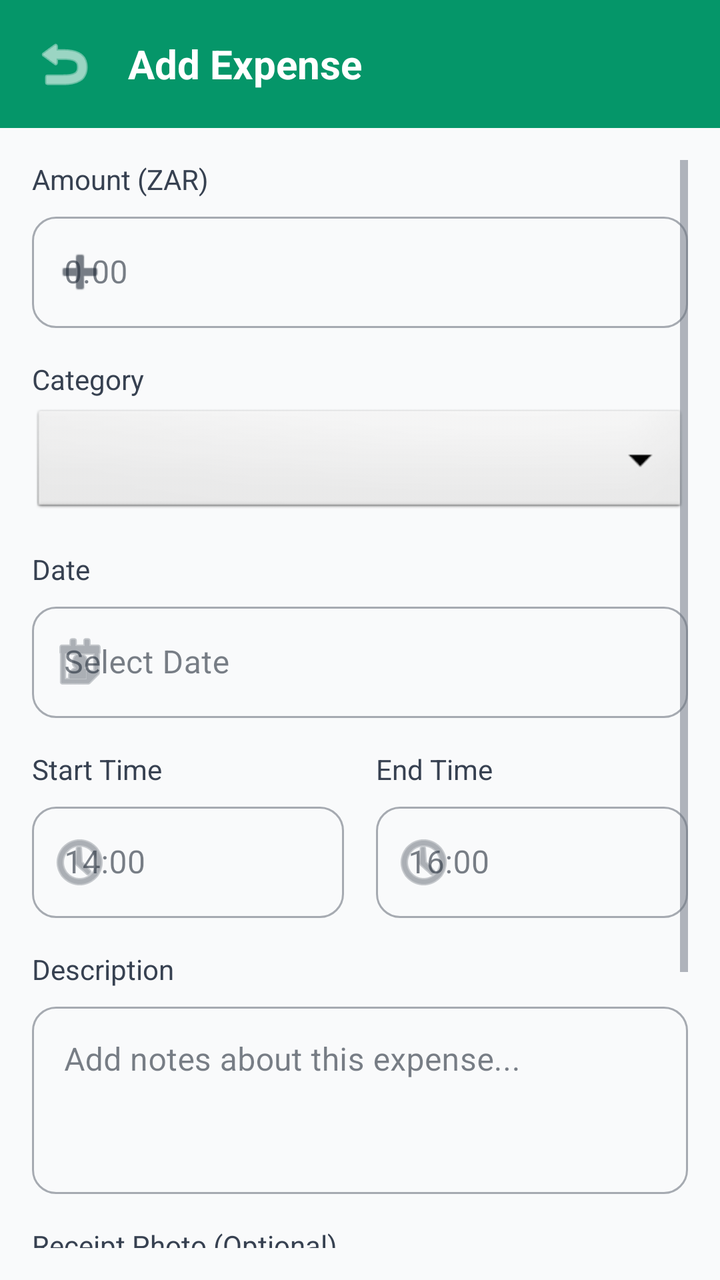
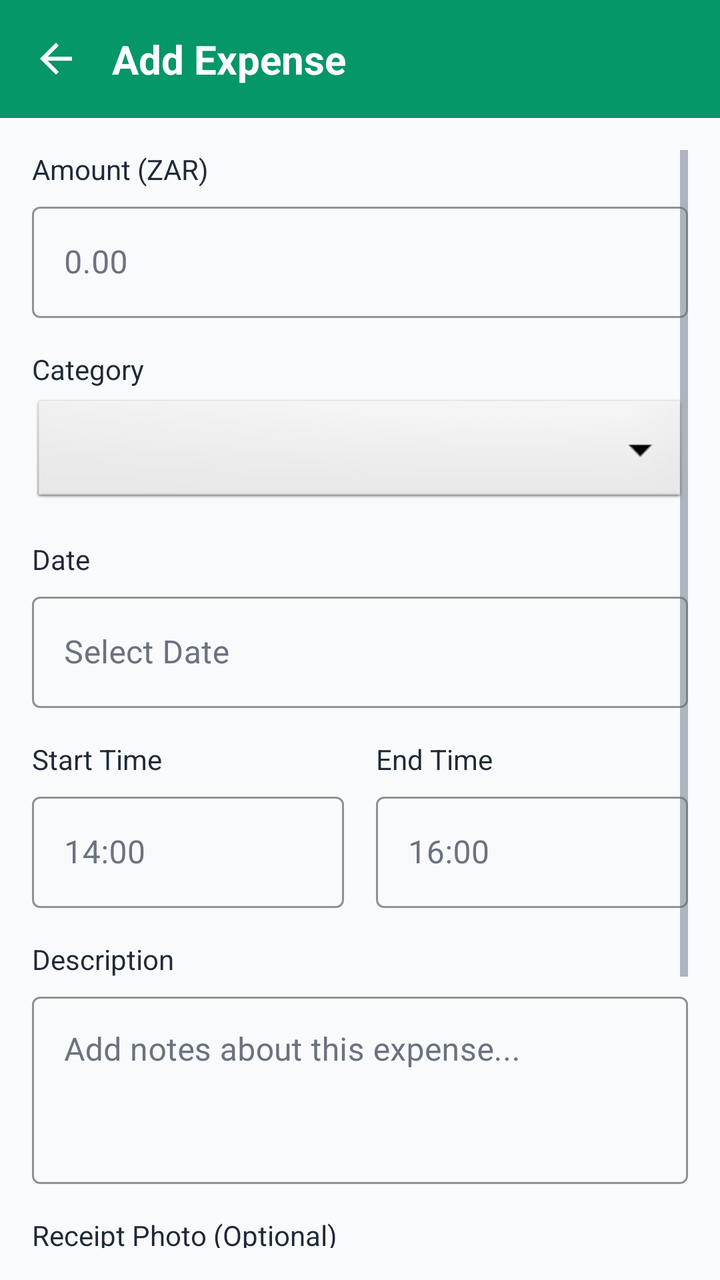

Screens rendered from an Android XML layout before and after an edit, with the pre-edit source and the edit as a unified diff.
<!-- AndroidManifest.xml: activity theme Theme.Monied.NoActionBar -->
<!-- res/layout/activity_add_expense.xml -->
<?xml version="1.0" encoding="utf-8"?>
<LinearLayout xmlns:android="http://schemas.android.com/apk/res/android"
    xmlns:app="http://schemas.android.com/apk/res-auto"
    android:layout_width="match_parent"
    android:layout_height="match_parent"
    android:background="#F9FAFB"
    android:orientation="vertical">

    <LinearLayout
        android:layout_width="match_parent"
        android:layout_height="wrap_content"
        android:background="#059669"
        android:orientation="horizontal"
        android:padding="16dp"
        android:gravity="center_vertical">

        <ImageButton
            android:id="@+id/btnBack"
            android:layout_width="wrap_content"
            android:layout_height="wrap_content"
            android:background="?attr/selectableItemBackgroundBorderless"
            android:src="@android:drawable/ic_menu_revert"
            app:tint="#FFFFFF" />

        <TextView
            android:layout_width="wrap_content"
            android:layout_height="wrap_content"
            android:layout_marginStart="16dp"
            android:text="@string/add_expense"
            android:textColor="#FFFFFF"
            android:textSize="20sp"
            android:textStyle="bold" />
    </LinearLayout>

    <ScrollView
        android:layout_width="match_parent"
        android:layout_height="0dp"
        android:layout_weight="1"
        android:padding="16dp">

        <LinearLayout
            android:layout_width="match_parent"
            android:layout_height="wrap_content"
            android:orientation="vertical">

            <TextView
                android:layout_width="wrap_content"
                android:layout_height="wrap_content"
                android:text="@string/amount_zar"
                android:textColor="#374151"
                android:layout_marginBottom="4dp"/>

            <com.google.android.material.textfield.TextInputLayout
                style="@style/Widget.MaterialComponents.TextInputLayout.OutlinedBox"
                android:layout_width="match_parent"
                android:layout_height="wrap_content"
                app:boxCornerRadiusTopStart="12dp"
                app:boxCornerRadiusTopEnd="12dp"
                app:boxCornerRadiusBottomStart="12dp"
                app:boxCornerRadiusBottomEnd="12dp"
                app:startIconDrawable="@android:drawable/ic_input_add"
                android:layout_marginBottom="16dp">

                <com.google.android.material.textfield.TextInputEditText
                    android:id="@+id/etAmount"
                    android:layout_width="match_parent"
                    android:layout_height="wrap_content"
                    android:inputType="numberDecimal"
                    android:hint="@string/_0_00" />
            </com.google.android.material.textfield.TextInputLayout>

            <TextView
                android:layout_width="wrap_content"
                android:layout_height="wrap_content"
                android:text="@string/category"
                android:textColor="#374151"
                android:layout_marginBottom="4dp"/>

            <Spinner
                android:id="@+id/spinnerCategory"
                android:layout_width="match_parent"
                android:layout_height="56dp"
                android:background="@android:drawable/btn_dropdown"
                android:layout_marginBottom="16dp" />

            <TextView
                android:layout_width="wrap_content"
                android:layout_height="wrap_content"
                android:text="@string/date"
                android:textColor="#374151"
                android:layout_marginBottom="4dp"/>

            <com.google.android.material.textfield.TextInputLayout
                style="@style/Widget.MaterialComponents.TextInputLayout.OutlinedBox"
                android:layout_width="match_parent"
                android:layout_height="wrap_content"
                app:boxCornerRadiusTopStart="12dp"
                app:boxCornerRadiusTopEnd="12dp"
                app:boxCornerRadiusBottomStart="12dp"
                app:boxCornerRadiusBottomEnd="12dp"
                app:startIconDrawable="@android:drawable/ic_menu_my_calendar"
                android:layout_marginBottom="16dp">

                <com.google.android.material.textfield.TextInputEditText
                    android:id="@+id/etDate"
                    android:layout_width="match_parent"
                    android:layout_height="wrap_content"
                    android:focusable="false"
                    android:clickable="true"
                    android:hint="@string/select_date" />
            </com.google.android.material.textfield.TextInputLayout>

            <LinearLayout
                android:layout_width="match_parent"
                android:layout_height="wrap_content"
                android:orientation="horizontal"
                android:baselineAligned="false"
                android:layout_marginBottom="16dp">

                <LinearLayout
                    android:layout_width="0dp"
                    android:layout_height="wrap_content"
                    android:layout_weight="1"
                    android:orientation="vertical"
                    android:layout_marginEnd="8dp">

                    <TextView
                        android:layout_width="wrap_content"
                        android:layout_height="wrap_content"
                        android:text="@string/start_time"
                        android:textColor="#374151"
                        android:layout_marginBottom="4dp"/>

                    <com.google.android.material.textfield.TextInputLayout
                        style="@style/Widget.MaterialComponents.TextInputLayout.OutlinedBox"
                        android:layout_width="match_parent"
                        android:layout_height="wrap_content"
                        app:boxCornerRadiusTopStart="12dp"
                        app:boxCornerRadiusTopEnd="12dp"
                        app:boxCornerRadiusBottomStart="12dp"
                        app:boxCornerRadiusBottomEnd="12dp"
                        app:startIconDrawable="@android:drawable/ic_menu_recent_history">

                        <com.google.android.material.textfield.TextInputEditText
                            android:id="@+id/etStartTime"
                            android:layout_width="match_parent"
                            android:layout_height="wrap_content"
                            android:focusable="false"
                            android:clickable="true"
                            android:hint="@string/_14_00" />
                    </com.google.android.material.textfield.TextInputLayout>
                </LinearLayout>

                <LinearLayout
                    android:layout_width="0dp"
                    android:layout_height="wrap_content"
                    android:layout_weight="1"
                    android:orientation="vertical"
                    android:layout_marginStart="8dp">

                    <TextView
                        android:layout_width="wrap_content"
                        android:layout_height="wrap_content"
                        android:text="@string/end_time"
                        android:textColor="#374151"
                        android:layout_marginBottom="4dp"/>

                    <com.google.android.material.textfield.TextInputLayout
                        style="@style/Widget.MaterialComponents.TextInputLayout.OutlinedBox"
                        android:layout_width="match_parent"
                        android:layout_height="wrap_content"
                        app:boxCornerRadiusTopStart="12dp"
                        app:boxCornerRadiusTopEnd="12dp"
                        app:boxCornerRadiusBottomStart="12dp"
                        app:boxCornerRadiusBottomEnd="12dp"
                        app:startIconDrawable="@android:drawable/ic_menu_recent_history">

                        <com.google.android.material.textfield.TextInputEditText
                            android:id="@+id/etEndTime"
                            android:layout_width="match_parent"
                            android:layout_height="wrap_content"
                            android:focusable="false"
                            android:clickable="true"
                            android:hint="@string/_16_00" />
                    </com.google.android.material.textfield.TextInputLayout>
                </LinearLayout>
            </LinearLayout>

            <TextView
                android:layout_width="wrap_content"
                android:layout_height="wrap_content"
                android:text="@string/description"
                android:textColor="#374151"
                android:layout_marginBottom="4dp"/>

            <com.google.android.material.textfield.TextInputLayout
                style="@style/Widget.MaterialComponents.TextInputLayout.OutlinedBox"
                android:layout_width="match_parent"
                android:layout_height="wrap_content"
                app:boxCornerRadiusTopStart="12dp"
                app:boxCornerRadiusTopEnd="12dp"
                app:boxCornerRadiusBottomStart="12dp"
                app:boxCornerRadiusBottomEnd="12dp"
                android:layout_marginBottom="16dp">

                <com.google.android.material.textfield.TextInputEditText
                    android:id="@+id/etDescription"
                    android:layout_width="match_parent"
                    android:layout_height="wrap_content"
                    android:lines="3"
                    android:gravity="top"
                    android:hint="@string/add_notes_about_this_expense" />
            </com.google.android.material.textfield.TextInputLayout>

            <TextView
                android:layout_width="wrap_content"
                android:layout_height="wrap_content"
                android:text="@string/receipt_photo_optional"
                android:textColor="#374151"
                android:layout_marginBottom="8dp"/>

            <Button
                android:id="@+id/btnAddPhoto"
                style="?attr/materialButtonOutlinedStyle"
                android:layout_width="match_parent"
                android:layout_height="80dp"
                android:text="@string/take_photo_or_choose_from_gallery"
                android:textColor="#6B7280"
                app:strokeColor="#D1D5DB"
                app:cornerRadius="12dp"
                app:icon="@android:drawable/ic_menu_camera"
                app:iconTint="#6B7280"
                app:iconGravity="top"
                android:layout_marginBottom="16dp"/>

            <ImageView
                android:id="@+id/ivReceiptPhoto"
                android:layout_width="match_parent"
                android:layout_height="200dp"
                android:scaleType="centerCrop"
                android:visibility="gone"
                android:layout_marginBottom="16dp" />


            <com.google.android.material.button.MaterialButton
                android:id="@+id/btnSaveExpense"
                android:layout_width="match_parent"
                android:layout_height="60dp"
                android:text="@string/save_expense"
                android:textSize="16sp"
                app:cornerRadius="12dp"
                app:backgroundTint="#059669"
                android:layout_marginTop="8dp"
                android:layout_marginBottom="32dp"/>

        </LinearLayout>
    </ScrollView>
</LinearLayout>
<!-- resources referenced by this layout -->
<resources>
  <string name="_0_00">0.00</string>
  <string name="_14_00">14:00</string>
  <string name="_16_00">16:00</string>
  <string name="add_expense">Add Expense</string>
  <string name="add_notes_about_this_expense">Add notes about this expense...</string>
  <string name="amount_zar">Amount (ZAR)</string>
  <string name="category">Category</string>
  <string name="date">Date</string>
  <string name="description">Description</string>
  <string name="end_time">End Time</string>
  <string name="receipt_photo_optional">Receipt Photo (Optional)</string>
  <string name="save_expense">Save Expense</string>
  <string name="select_date">Select Date</string>
  <string name="start_time">Start Time</string>
  <string name="take_photo_or_choose_from_gallery">Take Photo or Choose from Gallery</string>
  <style name="Theme.Monied.NoActionBar" parent="Theme.Monied">
          <item name="windowActionBar">false</item>
          <item name="windowNoTitle">true</item>
      </style>
  <color name="emerald_600">#059669</color>
  <color name="emerald_700">#047857</color>
  <color name="white">#FFFFFF</color>
  <color name="emerald_500">#10B981</color>
  <color name="background_light">#F9FAFB</color>
  <color name="surface_light">#FFFFFF</color>
  <color name="text_primary_light">#1F2937</color>
  <color name="text_secondary_light">#6B7280</color>
  <color name="error">#DC2626</color>
  <style name="Widget.Monied.BottomNavigationView" parent="Widget.MaterialComponents.BottomNavigationView">
          <item name="itemIconTint">@color/bottom_nav_color</item>
          <item name="itemTextColor">@color/bottom_nav_color</item>
          <item name="android:background">@color/white</item>
          <item name="elevation">8dp</item>
          <item name="labelVisibilityMode">labeled</item>
      </style>
  <style name="Widget.Monied.Button" parent="Widget.MaterialComponents.Button">
          <item name="android:textColor">@color/white</item>
          <item name="backgroundTint">@color/emerald_600</item>
          <item name="cornerRadius">8dp</item>
          <item name="android:minHeight">48dp</item>
          <item name="android:textAllCaps">false</item>
          <item name="android:fontFamily">sans-serif-medium</item>
      </style>
  <style name="Widget.Monied.CardView" parent="Widget.MaterialComponents.CardView">
          <item name="cardCornerRadius">16dp</item>
          <item name="cardElevation">2dp</item>
          <item name="cardBackgroundColor">@color/white</item>
      </style>
  <style name="Widget.Monied.TextInputLayout" parent="Widget.MaterialComponents.TextInputLayout.OutlinedBox">
          <item name="boxStrokeColor">@color/emerald_600</item>
          <item name="hintTextColor">@color/emerald_600</item>
          <item name="android:textColorHint">@color/gray_500</item>
      </style>
  <color name="gray_500">#6B7280</color>
  <!-- unchanged entries left out for length: 1 -->
</resources>

<!-- the commit's change to res/layout/activity_add_expense.xml (unified diff, before → after) -->
@@ -3,31 +3,31 @@
     xmlns:app="http://schemas.android.com/apk/res-auto"
     android:layout_width="match_parent"
     android:layout_height="match_parent"
-    android:background="#F9FAFB"
+    android:background="?attr/android:windowBackground"
     android:orientation="vertical">
-
+    
     <LinearLayout
         android:layout_width="match_parent"
         android:layout_height="wrap_content"
-        android:background="#059669"
+        android:background="@color/emerald_600"
         android:orientation="horizontal"
         android:padding="16dp"
         android:gravity="center_vertical">
-
+        
         <ImageButton
             android:id="@+id/btnBack"
             android:layout_width="wrap_content"
             android:layout_height="wrap_content"
             android:background="?attr/selectableItemBackgroundBorderless"
-            android:src="@android:drawable/ic_menu_revert"
-            app:tint="#FFFFFF" />
-
+            android:src="@drawable/ic_back"
+            app:tint="@color/white" />
+        
         <TextView
             android:layout_width="wrap_content"
             android:layout_height="wrap_content"
             android:layout_marginStart="16dp"
             android:text="@string/add_expense"
-            android:textColor="#FFFFFF"
+            android:textColor="@color/white"
             android:textSize="20sp"
             android:textStyle="bold" />
     </LinearLayout>
@@ -42,23 +42,18 @@
             android:layout_width="match_parent"
             android:layout_height="wrap_content"
             android:orientation="vertical">
-
+            
             <TextView
                 android:layout_width="wrap_content"
                 android:layout_height="wrap_content"
                 android:text="@string/amount_zar"
-                android:textColor="#374151"
+                android:textColor="?attr/colorOnSurface"
                 android:layout_marginBottom="4dp"/>
 
             <com.google.android.material.textfield.TextInputLayout
-                style="@style/Widget.MaterialComponents.TextInputLayout.OutlinedBox"
-                android:layout_width="match_parent"
-                android:layout_height="wrap_content"
-                app:boxCornerRadiusTopStart="12dp"
-                app:boxCornerRadiusTopEnd="12dp"
-                app:boxCornerRadiusBottomStart="12dp"
-                app:boxCornerRadiusBottomEnd="12dp"
-                app:startIconDrawable="@android:drawable/ic_input_add"
+                style="@style/Widget.Monied.TextInputLayout"
+                android:layout_width="match_parent"
+                android:layout_height="wrap_content"
                 android:layout_marginBottom="16dp">
 
                 <com.google.android.material.textfield.TextInputEditText
@@ -66,14 +61,15 @@
                     android:layout_width="match_parent"
                     android:layout_height="wrap_content"
                     android:inputType="numberDecimal"
+                    android:textColor="?attr/colorOnSurface"
                     android:hint="@string/_0_00" />
             </com.google.android.material.textfield.TextInputLayout>
-
+            
             <TextView
                 android:layout_width="wrap_content"
                 android:layout_height="wrap_content"
                 android:text="@string/category"
-                android:textColor="#374151"
+                android:textColor="?attr/colorOnSurface"
                 android:layout_marginBottom="4dp"/>
 
             <Spinner
@@ -82,23 +78,18 @@
                 android:layout_height="56dp"
                 android:background="@android:drawable/btn_dropdown"
                 android:layout_marginBottom="16dp" />
-
+            
             <TextView
                 android:layout_width="wrap_content"
                 android:layout_height="wrap_content"
                 android:text="@string/date"
-                android:textColor="#374151"
+                android:textColor="?attr/colorOnSurface"
                 android:layout_marginBottom="4dp"/>
 
             <com.google.android.material.textfield.TextInputLayout
-                style="@style/Widget.MaterialComponents.TextInputLayout.OutlinedBox"
-                android:layout_width="match_parent"
-                android:layout_height="wrap_content"
-                app:boxCornerRadiusTopStart="12dp"
-                app:boxCornerRadiusTopEnd="12dp"
-                app:boxCornerRadiusBottomStart="12dp"
-                app:boxCornerRadiusBottomEnd="12dp"
-                app:startIconDrawable="@android:drawable/ic_menu_my_calendar"
+                style="@style/Widget.Monied.TextInputLayout"
+                android:layout_width="match_parent"
+                android:layout_height="wrap_content"
                 android:layout_marginBottom="16dp">
 
                 <com.google.android.material.textfield.TextInputEditText
@@ -107,16 +98,17 @@
                     android:layout_height="wrap_content"
                     android:focusable="false"
                     android:clickable="true"
+                    android:textColor="?attr/colorOnSurface"
                     android:hint="@string/select_date" />
             </com.google.android.material.textfield.TextInputLayout>
-
+            
             <LinearLayout
                 android:layout_width="match_parent"
                 android:layout_height="wrap_content"
                 android:orientation="horizontal"
                 android:baselineAligned="false"
                 android:layout_marginBottom="16dp">
-
+                
                 <LinearLayout
                     android:layout_width="0dp"
                     android:layout_height="wrap_content"
@@ -128,18 +120,13 @@
                         android:layout_width="wrap_content"
                         android:layout_height="wrap_content"
                         android:text="@string/start_time"
-                        android:textColor="#374151"
+                        android:textColor="?attr/colorOnSurface"
                         android:layout_marginBottom="4dp"/>
 
                     <com.google.android.material.textfield.TextInputLayout
-                        style="@style/Widget.MaterialComponents.TextInputLayout.OutlinedBox"
+                        style="@style/Widget.Monied.TextInputLayout"
                         android:layout_width="match_parent"
-                        android:layout_height="wrap_content"
-                        app:boxCornerRadiusTopStart="12dp"
-                        app:boxCornerRadiusTopEnd="12dp"
-                        app:boxCornerRadiusBottomStart="12dp"
-                        app:boxCornerRadiusBottomEnd="12dp"
-                        app:startIconDrawable="@android:drawable/ic_menu_recent_history">
+                        android:layout_height="wrap_content">
 
                         <com.google.android.material.textfield.TextInputEditText
                             android:id="@+id/etStartTime"
@@ -147,10 +134,11 @@
                             android:layout_height="wrap_content"
                             android:focusable="false"
                             android:clickable="true"
+                            android:textColor="?attr/colorOnSurface"
                             android:hint="@string/_14_00" />
                     </com.google.android.material.textfield.TextInputLayout>
                 </LinearLayout>
-
+                
                 <LinearLayout
                     android:layout_width="0dp"
                     android:layout_height="wrap_content"
@@ -162,18 +150,13 @@
                         android:layout_width="wrap_content"
                         android:layout_height="wrap_content"
                         android:text="@string/end_time"
-                        android:textColor="#374151"
+                        android:textColor="?attr/colorOnSurface"
                         android:layout_marginBottom="4dp"/>
 
                     <com.google.android.material.textfield.TextInputLayout
-                        style="@style/Widget.MaterialComponents.TextInputLayout.OutlinedBox"
+                        style="@style/Widget.Monied.TextInputLayout"
                         android:layout_width="match_parent"
-                        android:layout_height="wrap_content"
-                        app:boxCornerRadiusTopStart="12dp"
-                        app:boxCornerRadiusTopEnd="12dp"
-                        app:boxCornerRadiusBottomStart="12dp"
-                        app:boxCornerRadiusBottomEnd="12dp"
-                        app:startIconDrawable="@android:drawable/ic_menu_recent_history">
+                        android:layout_height="wrap_content">
 
                         <com.google.android.material.textfield.TextInputEditText
                             android:id="@+id/etEndTime"
@@ -181,26 +164,23 @@
                             android:layout_height="wrap_content"
                             android:focusable="false"
                             android:clickable="true"
+                            android:textColor="?attr/colorOnSurface"
                             android:hint="@string/_16_00" />
                     </com.google.android.material.textfield.TextInputLayout>
                 </LinearLayout>
             </LinearLayout>
-
+            
             <TextView
                 android:layout_width="wrap_content"
                 android:layout_height="wrap_content"
                 android:text="@string/description"
-                android:textColor="#374151"
+                android:textColor="?attr/colorOnSurface"
                 android:layout_marginBottom="4dp"/>
 
             <com.google.android.material.textfield.TextInputLayout
-                style="@style/Widget.MaterialComponents.TextInputLayout.OutlinedBox"
-                android:layout_width="match_parent"
-                android:layout_height="wrap_content"
-                app:boxCornerRadiusTopStart="12dp"
-                app:boxCornerRadiusTopEnd="12dp"
-                app:boxCornerRadiusBottomStart="12dp"
-                app:boxCornerRadiusBottomEnd="12dp"
+                style="@style/Widget.Monied.TextInputLayout"
+                android:layout_width="match_parent"
+                android:layout_height="wrap_content"
                 android:layout_marginBottom="16dp">
 
                 <com.google.android.material.textfield.TextInputEditText
@@ -209,28 +189,23 @@
                     android:layout_height="wrap_content"
                     android:lines="3"
                     android:gravity="top"
+                    android:textColor="?attr/colorOnSurface"
                     android:hint="@string/add_notes_about_this_expense" />
             </com.google.android.material.textfield.TextInputLayout>
-
+            
             <TextView
                 android:layout_width="wrap_content"
                 android:layout_height="wrap_content"
                 android:text="@string/receipt_photo_optional"
-                android:textColor="#374151"
+                android:textColor="?attr/colorOnSurface"
                 android:layout_marginBottom="8dp"/>
 
             <Button
                 android:id="@+id/btnAddPhoto"
-                style="?attr/materialButtonOutlinedStyle"
+                style="@style/Widget.Monied.Button.Outlined"
                 android:layout_width="match_parent"
                 android:layout_height="80dp"
                 android:text="@string/take_photo_or_choose_from_gallery"
-                android:textColor="#6B7280"
-                app:strokeColor="#D1D5DB"
-                app:cornerRadius="12dp"
-                app:icon="@android:drawable/ic_menu_camera"
-                app:iconTint="#6B7280"
-                app:iconGravity="top"
                 android:layout_marginBottom="16dp"/>
 
             <ImageView
@@ -241,15 +216,14 @@
                 android:visibility="gone"
                 android:layout_marginBottom="16dp" />
 
-
-            <com.google.android.material.button.MaterialButton
+            
+            <Button
                 android:id="@+id/btnSaveExpense"
+                style="@style/Widget.Monied.Button"
                 android:layout_width="match_parent"
                 android:layout_height="60dp"
                 android:text="@string/save_expense"
                 android:textSize="16sp"
-                app:cornerRadius="12dp"
-                app:backgroundTint="#059669"
                 android:layout_marginTop="8dp"
                 android:layout_marginBottom="32dp"/>
 
<!-- resource entries referenced after the edit -->
@@ -22,6 +22,17 @@
   <color name="emerald_600">#059669</color>
   <color name="emerald_700">#047857</color>
   <color name="white">#FFFFFF</color>
+  <!-- drawable ic_back (drawable) -->
+  <vector xmlns:android="http://schemas.android.com/apk/res/android"
+      android:width="24dp"
+      android:height="24dp"
+      android:viewportWidth="24"
+      android:viewportHeight="24"
+      android:tint="#333333">
+      <path
+          android:fillColor="@android:color/white"
+          android:pathData="M20,11H7.83l5.59,-5.59L12,4l-8,8 8,8 1.41,-1.41L7.83,13H20v-2z"/>
+  </vector>
   <color name="emerald_500">#10B981</color>
   <color name="background_light">#F9FAFB</color>
   <color name="surface_light">#FFFFFF</color>
@@ -43,6 +54,13 @@
           <item name="android:textAllCaps">false</item>
           <item name="android:fontFamily">sans-serif-medium</item>
       </style>
+  <style name="Widget.Monied.Button.Outlined" parent="Widget.MaterialComponents.Button.OutlinedButton">
+          <item name="android:textColor">@color/emerald_600</item>
+          <item name="strokeColor">@color/emerald_600</item>
+          <item name="cornerRadius">8dp</item>
+          <item name="android:minHeight">48dp</item>
+          <item name="android:textAllCaps">false</item>
+      </style>
   <style name="Widget.Monied.CardView" parent="Widget.MaterialComponents.CardView">
           <item name="cardCornerRadius">16dp</item>
           <item name="cardElevation">2dp</item>
